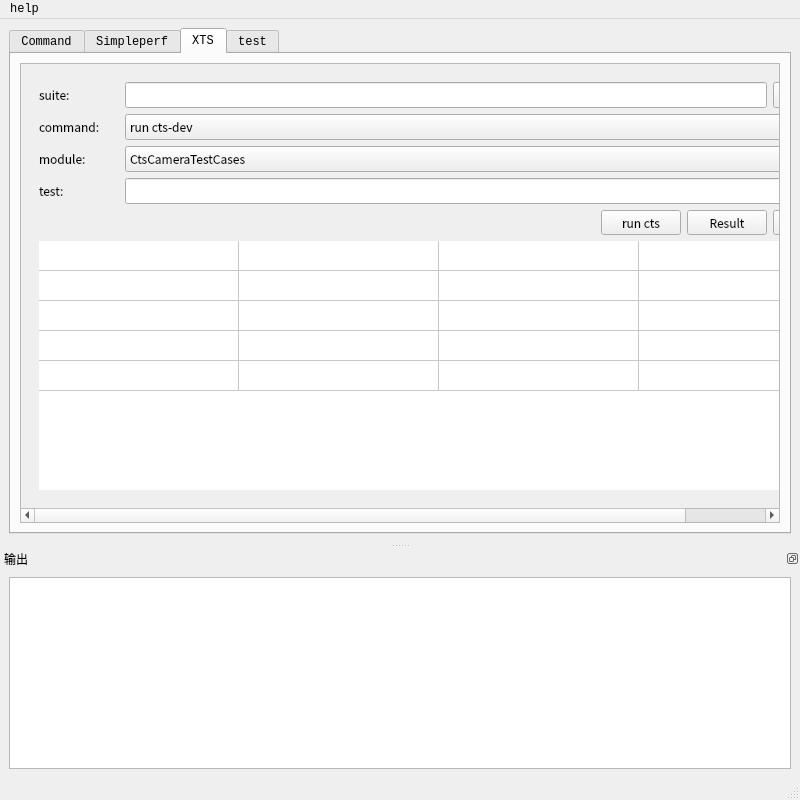
Old version of the form mainwindow.ui in the repository zuoVision/Qt.
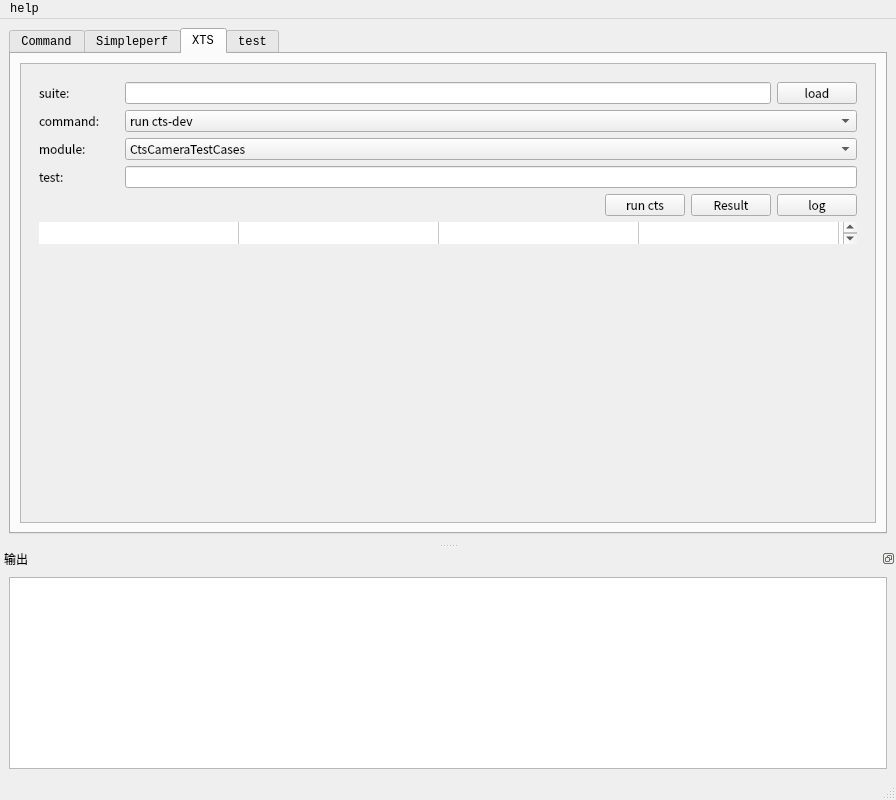
New version of the form. The open tabs and pages were chosen to show the change.

What changed in the file:
```diff
--- a/mainwindow.ui
+++ b/mainwindow.ui
@@ -6,7 +6,7 @@
    <rect>
     <x>0</x>
     <y>0</y>
-    <width>800</width>
+    <width>896</width>
     <height>800</height>
    </rect>
   </property>
@@ -28,7 +28,7 @@
    <set>QMainWindow::AllowTabbedDocks|QMainWindow::AnimatedDocks</set>
   </property>
   <widget class="QWidget" name="centralwidget">
-   <layout class="QGridLayout" name="gridLayout_4">
+   <layout class="QGridLayout" name="gridLayout_2">
     <item row="0" column="0">
      <widget class="QTabWidget" name="tabWidget">
       <property name="enabled">
@@ -620,7 +620,7 @@
        <attribute name="title">
         <string>XTS</string>
        </attribute>
-       <layout class="QGridLayout" name="gridLayout_13">
+       <layout class="QGridLayout" name="gridLayout_4">
         <item row="0" column="0">
          <widget class="QScrollArea" name="scrollArea_3">
           <property name="widgetResizable">
@@ -631,21 +631,155 @@
             <rect>
              <x>0</x>
              <y>0</y>
-             <width>850</width>
-             <height>419</height>
+             <width>853</width>
+             <height>440</height>
             </rect>
            </property>
-           <layout class="QGridLayout" name="gridLayout_2">
-            <item row="0" column="0" colspan="2">
-             <widget class="QWidget" name="widget_2" native="true">
+           <layout class="QGridLayout" name="gridLayout_13">
+            <item row="0" column="0">
+             <widget class="QWidget" name="widget_xts" native="true">
               <property name="sizePolicy">
-               <sizepolicy hsizetype="Preferred" vsizetype="Minimum">
+               <sizepolicy hsizetype="Expanding" vsizetype="Expanding">
                 <horstretch>0</horstretch>
                 <verstretch>0</verstretch>
                </sizepolicy>
               </property>
+              <property name="minimumSize">
+               <size>
+                <width>0</width>
+                <height>170</height>
+               </size>
+              </property>
+              <property name="maximumSize">
+               <size>
+                <width>16777215</width>
+                <height>180</height>
+               </size>
+              </property>
               <layout class="QGridLayout" name="gridLayout_14">
-               <item row="2" column="0" colspan="5">
+               <item row="0" column="0">
+                <layout class="QHBoxLayout" name="horizontalLayout">
+                 <item>
+                  <widget class="QLabel" name="label_ctssuite">
+                   <property name="sizePolicy">
+                    <sizepolicy hsizetype="Maximum" vsizetype="Maximum">
+                     <horstretch>0</horstretch>
+                     <verstretch>0</verstretch>
+                    </sizepolicy>
+                   </property>
+                   <property name="minimumSize">
+                    <size>
+                     <width>80</width>
+                     <height>0</height>
+                    </size>
+                   </property>
+                   <property name="font">
+                    <font>
+                     <family>Noto Sans CJK SC</family>
+                     <pointsize>9</pointsize>
+                    </font>
+                   </property>
+                   <property name="text">
+                    <string>suite:</string>
+                   </property>
+                  </widget>
+                 </item>
+                 <item>
+                  <widget class="QLineEdit" name="lineEdit_ctssuite">
+                   <property name="font">
+                    <font>
+                     <family>Noto Sans CJK SC</family>
+                     <pointsize>9</pointsize>
+                    </font>
+                   </property>
+                  </widget>
+                 </item>
+                 <item>
+                  <widget class="QPushButton" name="pushButton_loadctssuite">
+                   <property name="sizePolicy">
+                    <sizepolicy hsizetype="Maximum" vsizetype="Fixed">
+                     <horstretch>0</horstretch>
+                     <verstretch>0</verstretch>
+                    </sizepolicy>
+                   </property>
+                   <property name="font">
+                    <font>
+                     <family>Noto Sans CJK SC</family>
+                     <pointsize>9</pointsize>
+                    </font>
+                   </property>
+                   <property name="text">
+                    <string>load</string>
+                   </property>
+                  </widget>
+                 </item>
+                </layout>
+               </item>
+               <item row="1" column="0">
+                <layout class="QHBoxLayout" name="horizontalLayout_4">
+                 <item>
+                  <widget class="QLabel" name="label_ctscommand">
+                   <property name="sizePolicy">
+                    <sizepolicy hsizetype="Maximum" vsizetype="Maximum">
+                     <horstretch>0</horstretch>
+                     <verstretch>0</verstretch>
+                    </sizepolicy>
+                   </property>
+                   <property name="minimumSize">
+                    <size>
+                     <width>80</width>
+                     <height>0</height>
+                    </size>
+                   </property>
+                   <property name="font">
+                    <font>
+                     <family>Noto Sans CJK SC</family>
+                     <pointsize>9</pointsize>
+                    </font>
+                   </property>
+                   <property name="text">
+                    <string>command:</string>
+                   </property>
+                  </widget>
+                 </item>
+                 <item>
+                  <widget class="QComboBox" name="comboBox_ctscommand">
+                   <property name="font">
+                    <font>
+                     <family>Noto Sans CJK SC</family>
+                     <pointsize>9</pointsize>
+                    </font>
+                   </property>
+                   <item>
+                    <property name="text">
+                     <string>run cts-dev</string>
+                    </property>
+                   </item>
+                   <item>
+                    <property name="text">
+                     <string>run cts</string>
+                    </property>
+                   </item>
+                   <item>
+                    <property name="text">
+                     <string>list module ( l m )</string>
+                    </property>
+                   </item>
+                   <item>
+                    <property name="text">
+                     <string>list result ( l r )</string>
+                    </property>
+                   </item>
+                   <item>
+                    <property name="text">
+                     <string>retry --retry &lt;session num&gt;(勿选)</string>
+                    </property>
+                   </item>
+                  </widget>
+                 </item>
+                </layout>
+               </item>
+               <item row="2" column="0">
                 <layout class="QHBoxLayout" name="horizontalLayout_2">
                  <item>
                   <widget class="QLabel" name="label_ctsmodule">
@@ -694,7 +828,61 @@
                  </item>
                 </layout>
                </item>
-               <item row="5" column="2">
+               <item row="3" column="0">
+                <layout class="QHBoxLayout" name="horizontalLayout_3">
+                 <item>
+                  <widget class="QLabel" name="label_ctstest">
+                   <property name="sizePolicy">
+                    <sizepolicy hsizetype="Maximum" vsizetype="Maximum">
+                     <horstretch>0</horstretch>
+                     <verstretch>0</verstretch>
+                    </sizepolicy>
+                   </property>
+                   <property name="minimumSize">
+                    <size>
+                     <width>80</width>
+                     <height>0</height>
+                    </size>
+                   </property>
+                   <property name="font">
+                    <font>
+                     <family>Noto Sans CJK SC</family>
+                     <pointsize>9</pointsize>
+                    </font>
+                   </property>
+                   <property name="text">
+                    <string>test:</string>
+                   </property>
+                  </widget>
+                 </item>
+                 <item>
+                  <widget class="QLineEdit" name="lineEdit_ctstest">
+                   <property name="font">
+                    <font>
+                     <family>Noto Sans CJK SC</family>
+                     <pointsize>9</pointsize>
+                    </font>
+                   </property>
+                  </widget>
+                 </item>
+                </layout>
+               </item>
+               <item row="4" column="0">
+                <layout class="QHBoxLayout" name="horizontalLayout_5">
+                 <item>
+                  <spacer name="horizontalSpacer_2">
+                   <property name="orientation">
+                    <enum>Qt::Horizontal</enum>
+                   </property>
+                   <property name="sizeHint" stdset="0">
+                    <size>
+                     <width>40</width>
+                     <height>20</height>
+                    </size>
+                   </property>
+                  </spacer>
+                 </item>
+                 <item>
                 <widget class="QPushButton" name="pushButton_runcts">
                  <property name="sizePolicy">
                   <sizepolicy hsizetype="Preferred" vsizetype="Preferred">
@@ -719,20 +907,18 @@
                  </property>
                 </widget>
                </item>
-               <item row="0" column="0" colspan="5">
-                <layout class="QHBoxLayout" name="horizontalLayout">
                  <item>
-                  <widget class="QLabel" name="label_ctssuite">
+                  <widget class="QPushButton" name="pushButton_result">
                    <property name="sizePolicy">
-                    <sizepolicy hsizetype="Maximum" vsizetype="Maximum">
+                    <sizepolicy hsizetype="Preferred" vsizetype="Preferred">
                      <horstretch>0</horstretch>
                      <verstretch>0</verstretch>
                     </sizepolicy>
                    </property>
-                   <property name="minimumSize">
+                   <property name="maximumSize">
                     <size>
                      <width>80</width>
-                     <height>0</height>
+                     <height>25</height>
                     </size>
                    </property>
                    <property name="font">
@@ -742,28 +928,24 @@
                     </font>
                    </property>
                    <property name="text">
-                    <string>suite:</string>
+                    <string>Result</string>
                    </property>
                   </widget>
                  </item>
                  <item>
-                  <widget class="QLineEdit" name="lineEdit_ctssuite">
-                   <property name="font">
-                    <font>
-                     <family>Noto Sans CJK SC</family>
-                     <pointsize>9</pointsize>
-                    </font>
-                   </property>
-                  </widget>
-                 </item>
-                 <item>
-                  <widget class="QPushButton" name="pushButton_loadctssuite">
+                  <widget class="QPushButton" name="pushButton_log">
                    <property name="sizePolicy">
-                    <sizepolicy hsizetype="Maximum" vsizetype="Fixed">
+                    <sizepolicy hsizetype="Preferred" vsizetype="Preferred">
                      <horstretch>0</horstretch>
                      <verstretch>0</verstretch>
                     </sizepolicy>
                    </property>
+                   <property name="maximumSize">
+                    <size>
+                     <width>80</width>
+                     <height>25</height>
+                    </size>
+                   </property>
                    <property name="font">
                     <font>
                      <family>Noto Sans CJK SC</family>
@@ -771,13 +953,13 @@
                     </font>
                    </property>
                    <property name="text">
-                    <string>load</string>
+                    <string>log</string>
                    </property>
                   </widget>
                  </item>
                 </layout>
                </item>
-               <item row="7" column="0" colspan="5">
+               <item row="5" column="0">
                 <widget class="QTableWidget" name="tableWidget_xts">
                  <property name="sizePolicy">
                   <sizepolicy hsizetype="Minimum" vsizetype="Expanding">
@@ -835,160 +1017,24 @@
                  <column/>
                 </widget>
                </item>
-               <item row="4" column="0" colspan="5">
-                <layout class="QHBoxLayout" name="horizontalLayout_3">
-                 <item>
-                  <widget class="QLabel" name="label_ctstest">
-                   <property name="sizePolicy">
-                    <sizepolicy hsizetype="Maximum" vsizetype="Maximum">
-                     <horstretch>0</horstretch>
-                     <verstretch>0</verstretch>
-                    </sizepolicy>
-                   </property>
-                   <property name="minimumSize">
-                    <size>
-                     <width>80</width>
-                     <height>0</height>
-                    </size>
-                   </property>
-                   <property name="font">
-                    <font>
-                     <family>Noto Sans CJK SC</family>
-                     <pointsize>9</pointsize>
-                    </font>
-                   </property>
-                   <property name="text">
-                    <string>test:</string>
-                   </property>
-                  </widget>
-                 </item>
-                 <item>
-                  <widget class="QLineEdit" name="lineEdit_ctstest">
-                   <property name="font">
-                    <font>
-                     <family>Noto Sans CJK SC</family>
-                     <pointsize>9</pointsize>
-                    </font>
-                   </property>
-                  </widget>
-                 </item>
-                </layout>
-               </item>
-               <item row="1" column="0" colspan="5">
-                <layout class="QHBoxLayout" name="horizontalLayout_4">
-                 <item>
-                  <widget class="QLabel" name="label_ctscommand">
-                   <property name="sizePolicy">
-                    <sizepolicy hsizetype="Maximum" vsizetype="Maximum">
-                     <horstretch>0</horstretch>
-                     <verstretch>0</verstretch>
-                    </sizepolicy>
-                   </property>
-                   <property name="minimumSize">
-                    <size>
-                     <width>80</width>
-                     <height>0</height>
-                    </size>
-                   </property>
-                   <property name="font">
-                    <font>
-                     <family>Noto Sans CJK SC</family>
-                     <pointsize>9</pointsize>
-                    </font>
-                   </property>
-                   <property name="text">
-                    <string>command:</string>
-                   </property>
-                  </widget>
-                 </item>
-                 <item>
-                  <widget class="QComboBox" name="comboBox_ctscommand">
-                   <property name="font">
-                    <font>
-                     <family>Noto Sans CJK SC</family>
-                     <pointsize>9</pointsize>
-                    </font>
-                   </property>
-                   <item>
-                    <property name="text">
-                     <string>run cts-dev</string>
-                    </property>
-                   </item>
-                   <item>
-                    <property name="text">
-                     <string>run cts</string>
-                    </property>
-                   </item>
-                   <item>
-                    <property name="text">
-                     <string>list module ( l m )</string>
-                    </property>
-                   </item>
-                   <item>
-                    <property name="text">
-                     <string>list result ( l r )</string>
-                    </property>
-                   </item>
-                   <item>
-                    <property name="text">
-                     <string>retry --retry &lt;session num&gt;(勿选)</string>
-                    </property>
-                   </item>
-                  </widget>
-                 </item>
-                </layout>
-               </item>
-               <item row="5" column="4">
-                <widget class="QPushButton" name="pushButton_log">
+              </layout>
+             </widget>
+            </item>
+            <item row="1" column="0">
+             <widget class="QWidget" name="widget_table" native="true">
                  <property name="sizePolicy">
-                  <sizepolicy hsizetype="Preferred" vsizetype="Preferred">
+               <sizepolicy hsizetype="Expanding" vsizetype="Expanding">
                    <horstretch>0</horstretch>
                    <verstretch>0</verstretch>
                   </sizepolicy>
                  </property>
-                 <property name="maximumSize">
-                  <size>
-                   <width>80</width>
-                   <height>25</height>
-                  </size>
-                 </property>
-                 <property name="font">
-                  <font>
-                   <family>Noto Sans CJK SC</family>
-                   <pointsize>9</pointsize>
-                  </font>
-                 </property>
-                 <property name="text">
-                  <string>log</string>
-                 </property>
-                </widget>
-               </item>
-               <item row="5" column="3">
-                <widget class="QPushButton" name="pushButton_result">
-                 <property name="sizePolicy">
-                  <sizepolicy hsizetype="Preferred" vsizetype="Preferred">
-                   <horstretch>0</horstretch>
-                   <verstretch>0</verstretch>
-                  </sizepolicy>
-                 </property>
-                 <property name="maximumSize">
-                  <size>
-                   <width>80</width>
-                   <height>25</height>
-                  </size>
-                 </property>
-                 <property name="font">
-                  <font>
-                   <family>Noto Sans CJK SC</family>
-                   <pointsize>9</pointsize>
-                  </font>
-                 </property>
-                 <property name="text">
-                  <string>Result</string>
-                 </property>
-                </widget>
-               </item>
-              </layout>
+              <property name="autoFillBackground">
+               <bool>false</bool>
+              </property>
+              <property name="inputMethodHints">
+               <set>Qt::ImhNone</set>
+              </property>
+              <layout class="QGridLayout" name="gridLayout_16"/>
              </widget>
             </item>
            </layout>
@@ -1012,8 +1058,8 @@
     <rect>
      <x>0</x>
      <y>0</y>
-     <width>800</width>
-     <height>28</height>
+     <width>896</width>
+     <height>23</height>
     </rect>
    </property>
    <widget class="QMenu" name="menu">
```
Left out of the diff: 10 changed lines with no effect on the pictures. Lines whose indentation alone changed are shown as unchanged.
